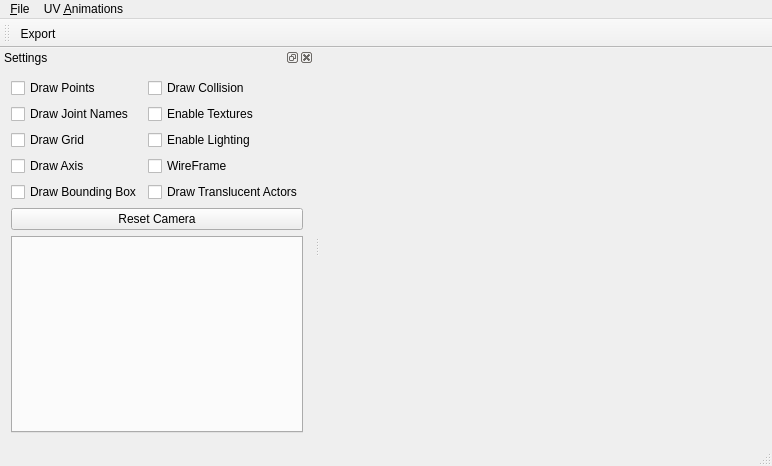
First picture: the form in RetroView/forms/CMainWindow.ui, repository Antidote/MetPrimeTools, before the edit.
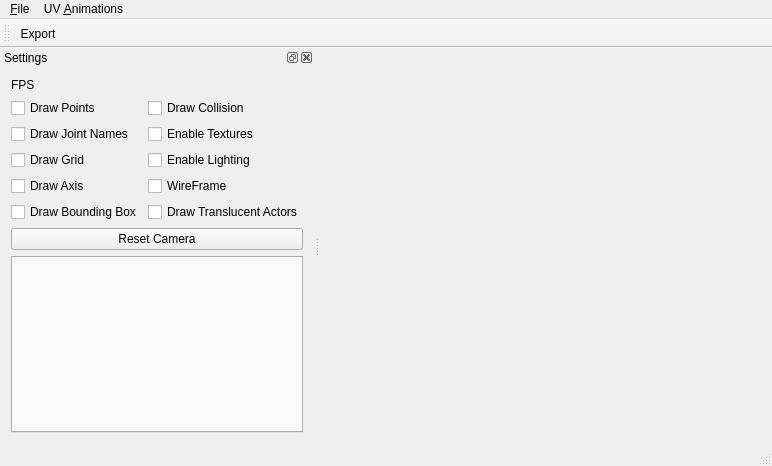
Second picture: the form after the edit. Custom widgets are drawn as their Qt base class.

```diff
--- a/RetroView/forms/CMainWindow.ui
+++ b/RetroView/forms/CMainWindow.ui
@@ -88,17 +88,7 @@
    </attribute>
    <widget class="QWidget" name="dockWidgetContents">
     <layout class="QGridLayout" name="gridLayout_3">
-     <item row="1" column="0" colspan="2">
-      <widget class="QTabWidget" name="tabWidget">
-       <property name="tabPosition">
-        <enum>QTabWidget::West</enum>
-       </property>
-       <property name="currentIndex">
-        <number>-1</number>
-       </property>
-      </widget>
-     </item>
-     <item row="0" column="0" colspan="2">
+     <item row="2" column="0" colspan="2">
       <layout class="QGridLayout" name="gridLayout">
        <item row="0" column="1">
         <widget class="QCheckBox" name="drawCollisionCheckBox">
@@ -179,6 +169,23 @@
        </item>
       </layout>
      </item>
+     <item row="3" column="0" colspan="2">
+      <widget class="QTabWidget" name="tabWidget">
+       <property name="tabPosition">
+        <enum>QTabWidget::West</enum>
+       </property>
+       <property name="currentIndex">
+        <number>-1</number>
+       </property>
+      </widget>
+     </item>
+     <item row="1" column="0">
+      <widget class="QLabel" name="fpsLabel">
+       <property name="text">
+        <string>FPS</string>
+       </property>
+      </widget>
+     </item>
     </layout>
    </widget>
   </widget>
```
Left out of the diff: 2 changed lines with no effect on the pictures.
